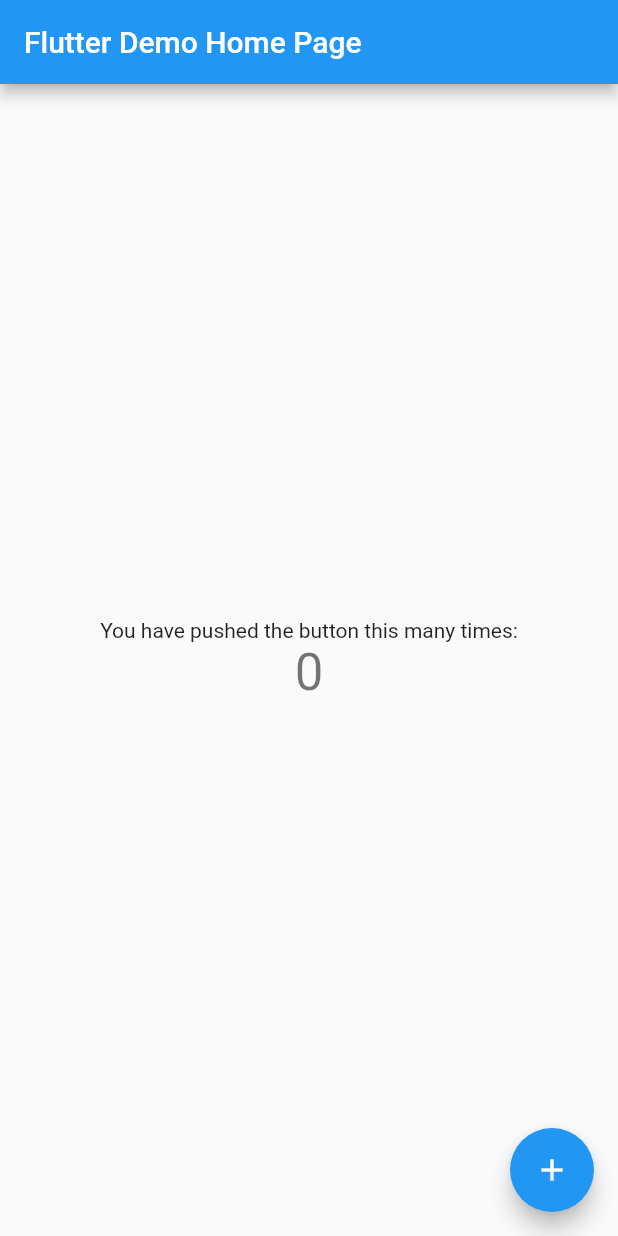
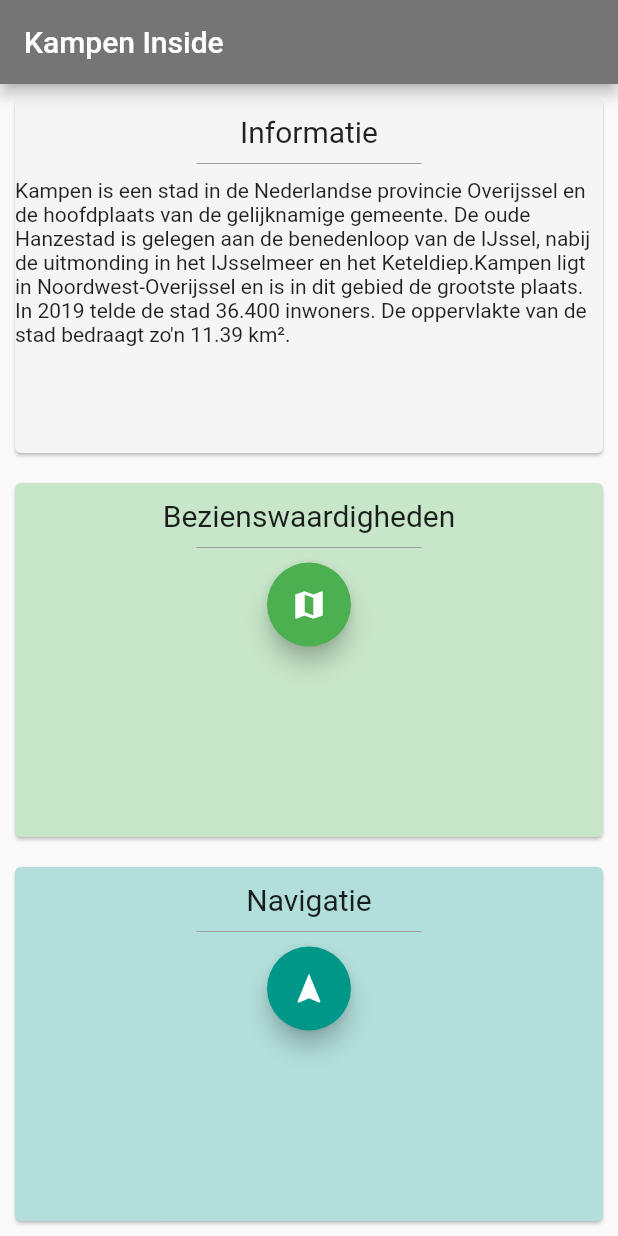
Before and after one commit to CornelisBinary/kampen_inside_app, a Flutter app: the screen it shows after launch, on a phone screen of 412 x 824 dp. Run offline on Flutter 3.47's test engine with Material 2 defaults, Android fonts, the phone set to English and light mode, and no system bars.

Commit message:
Frontend bijna af, backend volgende keer opknappen.

```diff
--- /dev/null
+++ b/lib/Bezienswaardigheden.dart
@@ -0,0 +1,14 @@
+import 'package:flutter/material.dart';
+
+class Bezienswaardigheden extends StatelessWidget {
+  @override
+  Widget build(BuildContext context) {
+    return Scaffold(
+      appBar: AppBar(
+        backgroundColor: Colors.green[500],
+        title: Text('Bezienswaardigheden'),
+      ),
+      body: Center(),
+    );
+  }
+}
--- /dev/null
+++ b/lib/Navigatie.dart
@@ -0,0 +1,14 @@
+import 'package:flutter/material.dart';
+
+class Navigatie extends StatelessWidget {
+  @override
+  Widget build(BuildContext context) {
+    return Scaffold(
+      appBar: AppBar(
+        backgroundColor: Colors.teal[500],
+        title: Text('Navigatie'),
+      ),
+      body: Center(),
+    );
+  }
+}
--- /dev/null
+++ b/lib/Overzicht.dart
@@ -0,0 +1,124 @@
+import 'package:flutter/cupertino.dart';
+import 'package:flutter/material.dart';
+import 'package:kampeninsideapp/Bezienswaardigheden.dart';
+import 'package:kampeninsideapp/Navigatie.dart';
+
+class Overzicht extends StatelessWidget {
+  @override
+  Widget build(BuildContext context) {
+    return Scaffold(
+      appBar: AppBar(
+        title: Text('Kampen Inside'),
+      ),
+      body: Center(
+        child: Expanded(
+          child: Column(
+            crossAxisAlignment: CrossAxisAlignment.stretch,
+            children: <Widget>[
+              Expanded(
+                child: Card(
+                  color: Colors.grey[100],
+                  margin: EdgeInsets.all(10),
+                  child: Column(
+                    children: <Widget>[
+                      Padding(
+                        padding: EdgeInsets.only(top: 10),
+                        child: Text(
+                          'Informatie',
+                          style: TextStyle(fontSize: 20),
+                        ),
+                      ),
+                      SizedBox(
+                        height: 20,
+                        width: 150,
+                        child: Divider(
+                          color: Colors.grey,
+                        ),
+                      ),
+                      Text(
+                        'Kampen is een stad in de Nederlandse provincie Overijssel en de hoofdplaats van de gelijknamige gemeente. De oude Hanzestad is gelegen aan de benedenloop van de IJssel, nabij de uitmonding in het IJsselmeer en het Keteldiep.'
+                        'Kampen ligt in Noordwest-Overijssel en is in dit gebied de grootste plaats. In 2019 telde de stad 36.400 inwoners. De oppervlakte van de stad bedraagt zo\'n 11.39 km².',
+                        style: TextStyle(fontSize: 14),
+                      ),
+                    ],
+                  ),
+                ),
+              ),
+              Expanded(
+                child: Card(
+                  color: Colors.green[100],
+                  margin: EdgeInsets.all(10),
+                  child: Column(
+                    children: <Widget>[
+                      Padding(
+                        padding: EdgeInsets.only(top: 10),
+                        child: Text(
+                          'Bezienswaardigheden',
+                          style: TextStyle(fontSize: 20),
+                        ),
+                      ),
+                      SizedBox(
+                        height: 20,
+                        width: 150,
+                        child: Divider(
+                          color: Colors.grey,
+                        ),
+                      ),
+                      FloatingActionButton(
+                        heroTag: "btn1",
+                        onPressed: () {
+                          Navigator.push(
+                            context,
+                            MaterialPageRoute(builder: (context) => Bezienswaardigheden()),
+                          );
+                        },
+                       child: Icon(Icons.map),
+                        backgroundColor: Colors.green,
+                      ),
+                    ],
+                  ),
+                ),
+              ),
+              Expanded(
+                child: Card(
+                  color: Colors.teal[100],
+                  margin: EdgeInsets.all(10),
+                  child: Column(
+                    children: <Widget>[
+                      Padding(
+                        padding: EdgeInsets.only(top: 10),
+                        child: Text(
+                          'Navigatie',
+                          style: TextStyle(fontSize: 20),
+                        ),
+                      ),
+                      SizedBox(
+                        height: 20,
+                        width: 150,
+                        child: Divider(
+                          color: Colors.grey,
+                        ),
+                      ),
+                      FloatingActionButton(
+                        heroTag: "btn2",
+                        onPressed: () {
+                          Navigator.push(
+                            context,
+                            MaterialPageRoute(
+                                builder: (context) => Navigatie()),
+                          );
+                        },
+                        child: Icon(Icons.navigation),
+                        backgroundColor: Colors.teal,
+                      ),
+                    ],
+                  ),
+                ),
+              ),
+            ],
+          ),
+        ),
+      ),
+    );
+  }
+}
--- a/lib/main.dart
+++ b/lib/main.dart
@@ -1,4 +1,5 @@
 import 'package:flutter/material.dart';
+import 'Overzicht.dart';
 
 void main() {
   runApp(MyApp());
@@ -9,109 +10,11 @@ class MyApp extends StatelessWidget {
   @override
   Widget build(BuildContext context) {
     return MaterialApp(
-      title: 'Flutter Demo',
-      theme: ThemeData(
-        // This is the theme of your application.
-        //
-        // Try running your application with "flutter run". You'll see the
-        // application has a blue toolbar. Then, without quitting the app, try
-        // changing the primarySwatch below to Colors.green and then invoke
-        // "hot reload" (press "r" in the console where you ran "flutter run",
-        // or simply save your changes to "hot reload" in a Flutter IDE).
-        // Notice that the counter didn't reset back to zero; the application
-        // is not restarted.
-        primarySwatch: Colors.blue,
-        // This makes the visual density adapt to the platform that you run
-        // the app on. For desktop platforms, the controls will be smaller and
-        // closer together (more dense) than on mobile platforms.
-        visualDensity: VisualDensity.adaptivePlatformDensity,
+      title: 'Kampen Inside',
+      theme: ThemeData.light().copyWith(
+        primaryColor: Colors.grey[600],
       ),
-      home: MyHomePage(title: 'Flutter Demo Home Page'),
+      home: Overzicht(),
     );
   }
 }
-
-class MyHomePage extends StatefulWidget {
-  MyHomePage({Key key, this.title}) : super(key: key);
-
-  // This widget is the home page of your application. It is stateful, meaning
-  // that it has a State object (defined below) that contains fields that affect
-  // how it looks.
-
-  // This class is the configuration for the state. It holds the values (in this
-  // case the title) provided by the parent (in this case the App widget) and
-  // used by the build method of the State. Fields in a Widget subclass are
-  // always marked "final".
-
-  final String title;
-
-  @override
-  _MyHomePageState createState() => _MyHomePageState();
-}
-
-class _MyHomePageState extends State<MyHomePage> {
-  int _counter = 0;
-
-  void _incrementCounter() {
-    setState(() {
-      // This call to setState tells the Flutter framework that something has
-      // changed in this State, which causes it to rerun the build method below
-      // so that the display can reflect the updated values. If we changed
-      // _counter without calling setState(), then the build method would not be
-      // called again, and so nothing would appear to happen.
-      _counter++;
-    });
-  }
-
-  @override
-  Widget build(BuildContext context) {
-    // This method is rerun every time setState is called, for instance as done
-    // by the _incrementCounter method above.
-    //
-    // The Flutter framework has been optimized to make rerunning build methods
-    // fast, so that you can just rebuild anything that needs updating rather
-    // than having to individually change instances of widgets.
-    return Scaffold(
-      appBar: AppBar(
-        // Here we take the value from the MyHomePage object that was created by
-        // the App.build method, and use it to set our appbar title.
-        title: Text(widget.title),
-      ),
-      body: Center(
-        // Center is a layout widget. It takes a single child and positions it
-        // in the middle of the parent.
-        child: Column(
-          // Column is also a layout widget. It takes a list of children and
-          // arranges them vertically. By default, it sizes itself to fit its
-          // children horizontally, and tries to be as tall as its parent.
-          //
-          // Invoke "debug painting" (press "p" in the console, choose the
-          // "Toggle Debug Paint" action from the Flutter Inspector in Android
-          // Studio, or the "Toggle Debug Paint" command in Visual Studio Code)
-          // to see the wireframe for each widget.
-          //
-          // Column has various properties to control how it sizes itself and
-          // how it positions its children. Here we use mainAxisAlignment to
-          // center the children vertically; the main axis here is the vertical
-          // axis because Columns are vertical (the cross axis would be
-          // horizontal).
-          mainAxisAlignment: MainAxisAlignment.center,
-          children: <Widget>[
-            Text(
-              'You have pushed the button this many times:',
-            ),
-            Text(
-              '$_counter',
-              style: Theme.of(context).textTheme.headline4,
-            ),
-          ],
-        ),
-      ),
-      floatingActionButton: FloatingActionButton(
-        onPressed: _incrementCounter,
-        tooltip: 'Increment',
-        child: Icon(Icons.add),
-      ), // This trailing comma makes auto-formatting nicer for build methods.
-    );
-  }
-}
```
